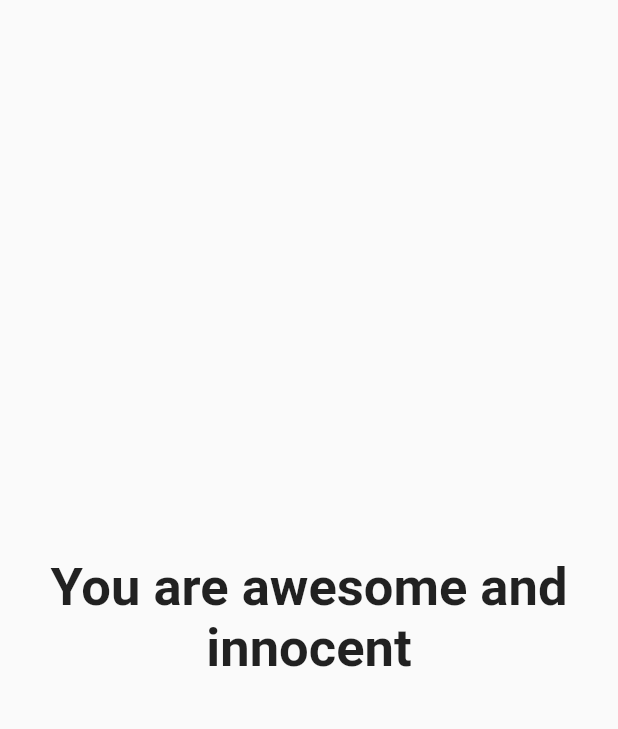
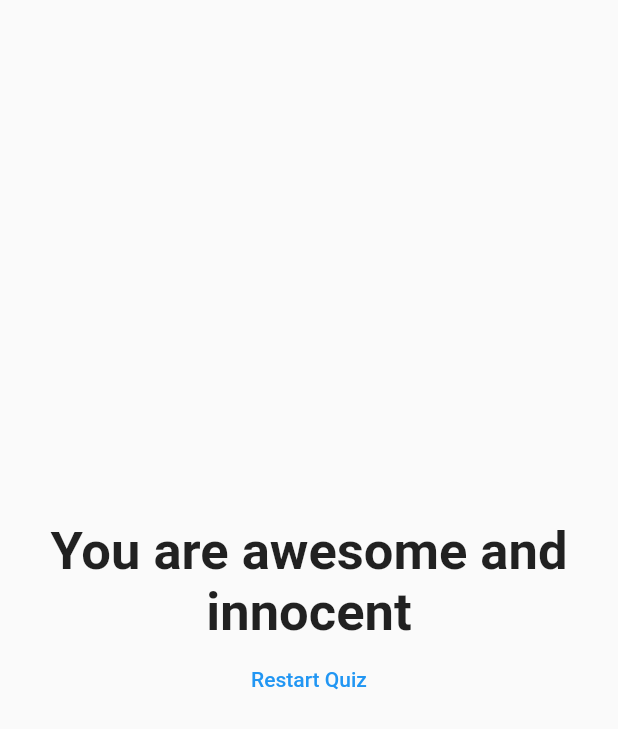
Before and after one commit to officer47p/quiz_app, a Flutter app: the Result widget shown alone on an empty page, opened directly with empty values, on a phone screen of 412 x 824 dp. Shown: the top 729 px of the screen. Run offline on Flutter 3.47's test engine with Material 2 defaults, Android fonts, the phone set to English and light mode, and no system bars.

Commit message:
added the reset button

```diff
--- a/lib/result.dart
+++ b/lib/result.dart
@@ -1,9 +1,10 @@
 import 'package:flutter/material.dart';
 
 class Result extends StatelessWidget {
-  final totalScore;
+  final int totalScore;
+  final Function resetHandler;
 
-  Result(this.totalScore);
+  Result(this.totalScore, this.resetHandler);
 
   String get resultPhrase {
     String resultText;
@@ -23,10 +24,20 @@ class Result extends StatelessWidget {
   @override
   Widget build(BuildContext context) {
     return Center(
-      child: Text(
-        resultPhrase,
-        style: TextStyle(fontSize: 35, fontWeight: FontWeight.bold),
-        textAlign: TextAlign.center,
+      child: Column(
+        mainAxisAlignment: MainAxisAlignment.center,
+        children: <Widget>[
+          Text(
+            resultPhrase,
+            style: TextStyle(fontSize: 35, fontWeight: FontWeight.bold),
+            textAlign: TextAlign.center,
+          ),
+          FlatButton(
+            onPressed: resetHandler,
+            child: Text("Restart Quiz"),
+            textColor: Colors.blue,
+          ),
+        ],
       ),
     );
   }
```
Also changed, not shown: lib/main.dart (+10 -3 lines).
